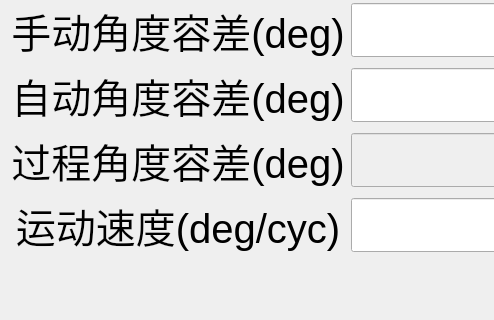
Old version of the form settingwidget/settingwidgetscrobot.ui in the repository TimYun95/ShiftChangingRobotUpperEnd; both pictures show x 0 to 494 and y 145 to 465 of the 1130 by 616 pixel window.
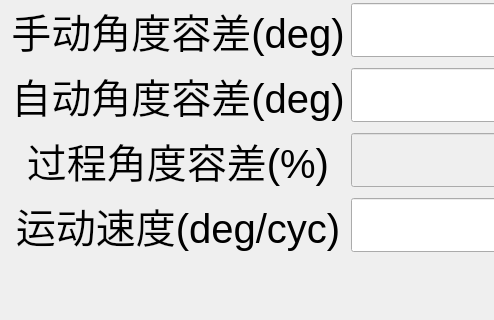
New version of the form.

Patch:
```diff
--- a/settingwidget/settingwidgetscrobot.ui
+++ b/settingwidget/settingwidgetscrobot.ui
@@ -237,7 +237,7 @@
           </font>
          </property>
          <property name="text">
-          <string>过程角度容差(deg)</string>
+          <string>过程角度容差(%)</string>
          </property>
          <property name="alignment">
           <set>Qt::AlignCenter</set>
```
